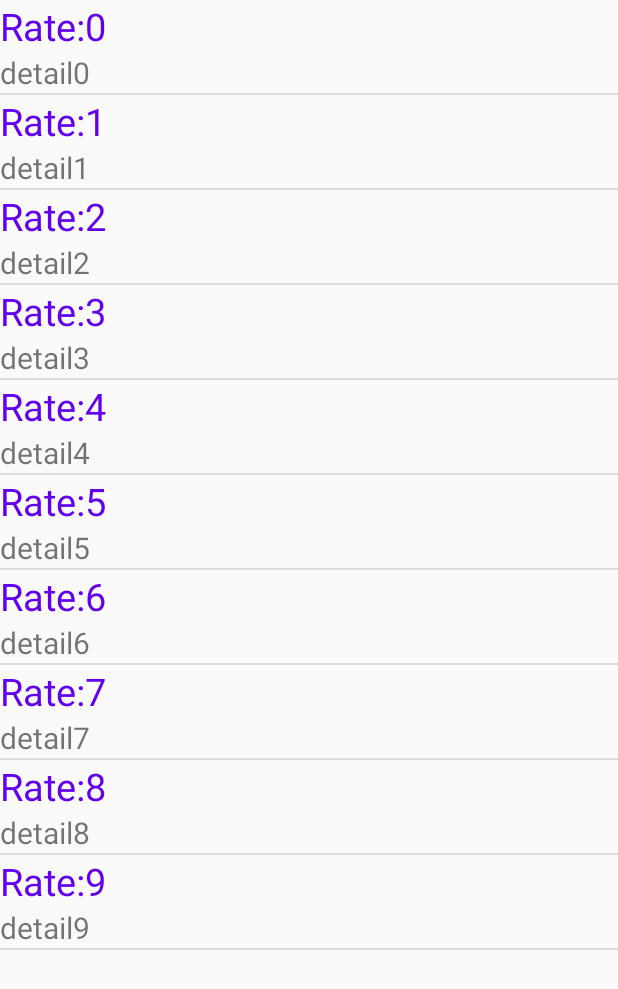
After one commit to ytt-fish/AndroidClass, an Android app: the MyList2Activity screen opened directly, with no data from a screen before it, on a phone screen of 412 x 824 dp. The commit adds this screen. Shown: the top 989 px of the screen. Run offline under Robolectric (Android 15) with nearby library versions, the phone set to English and light mode, and no system bars.

Commit message:
自定义列表

```diff
--- a/app/src/main/AndroidManifest.xml
+++ b/app/src/main/AndroidManifest.xml
@@ -12,7 +12,9 @@
         android:supportsRtl="true"
         android:theme="@style/AppTheme"
         android:usesCleartextTraffic="true">
-        <activity android:name=".RateListActivity"></activity>
+        <activity android:name=".MyList2Activity"></activity>
+        <activity android:name=".MyLitst" />
+        <activity android:name=".RateListActivity" />
         <activity android:name=".ConfigActivity" />
         <activity android:name=".RateActivity">
             <intent-filter>
--- /dev/null
+++ b/app/src/main/java/com/example/androidclass/MyList2Activity.java
@@ -0,0 +1,40 @@
+package com.example.androidclass;
+
+import androidx.appcompat.app.AppCompatActivity;
+
+import android.app.ListActivity;
+import android.os.Bundle;
+import android.os.Handler;
+import android.widget.SimpleAdapter;
+
+import java.util.ArrayList;
+import java.util.HashMap;
+
+public class MyList2Activity extends ListActivity {
+    Handler handler;
+    private ArrayList<HashMap<String,String>>listItems;//存放文字，图片信息
+    private SimpleAdapter listItemAdapter;//适配器
+    private  int msgWhat=7;
+
+    @Override
+    protected void onCreate(Bundle savedInstanceState) {
+        super.onCreate(savedInstanceState);
+        initListView();
+        this.setListAdapter(listItemAdapter);
+    }
+
+    private  void initListView(){
+        listItems=new ArrayList<HashMap<String, String>>();
+        for(int i=0;i<10;i++){
+            HashMap<String,String> map=new HashMap<String, String>();//创建一个对象，向里面放数据
+            map.put("ItemTitle","Rate:"+i);//标题文字，key不能重复
+            map.put("ItemDetail","detail"+i);//详情描述
+            listItems.add(map);//加入数据
+        }
+        //生成适配器的item和动态数组相对应的元素
+        listItemAdapter=new SimpleAdapter(this,listItems,//数据源
+                R.layout.list_item,//listItem的xml布局实现
+                new String[]{"ItemTitle","ItemDetail"},//放到布局的控件中，一一匹配的关系
+                new int[]{R.id.itemTitle,R.id.itemDetail});
+    }
+}
--- a/app/src/main/java/com/example/androidclass/RateActivity.java
+++ b/app/src/main/java/com/example/androidclass/RateActivity.java
@@ -227,7 +227,7 @@ public class RateActivity extends AppCompatActivity implements Runnable
             openConfig();
         }else if(item.getItemId()==R.id.open_list){
             //打开列表窗口
-            Intent list = new Intent(this, RateListActivity.class);
+            Intent list = new Intent(this, MyList2Activity.class);
             startActivity(list);
         }
 
--- /dev/null
+++ b/app/src/main/res/layout/list_item.xml
@@ -0,0 +1,22 @@
+<?xml version="1.0" encoding="utf-8"?>
+<LinearLayout xmlns:android="http://schemas.android.com/apk/res/android"
+    xmlns:app="http://schemas.android.com/apk/res-auto"
+    xmlns:tools="http://schemas.android.com/tools"
+    android:layout_width="match_parent"
+    android:layout_height="match_parent"
+    android:orientation="vertical"
+    tools:context=".MyList2Activity">
+
+    <TextView
+        android:id="@+id/itemTitle"
+        android:layout_width="fill_parent"
+        android:layout_height="wrap_content"
+        android:textColor="@color/colorPrimary"
+        android:textSize="25sp"/>
+    <TextView
+        android:id="@+id/itemDetail"
+        android:layout_width="fill_parent"
+        android:layout_height="wrap_content"
+        android:textSize="20sp"/>
+
+</LinearLayout>
```
Also changed, not shown: app/src/main/java/com/example/androidclass/MyLitst.java (added, +25 -0 lines), app/src/main/res/layout/activity_my_litst.xml (added, +13 -0 lines).
